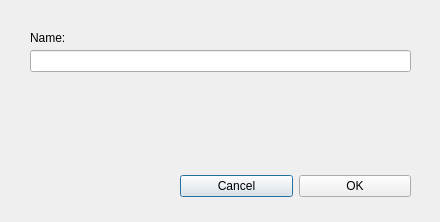
This is Dialogs/renamedlg.ui in towhee/Winnow64 as Qt 5 draws it before an edit. The edited form follows.
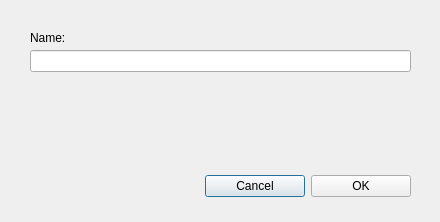
This is the edited form. Custom widgets are drawn as their Qt base class.

```diff
--- a/Dialogs/renamedlg.ui
+++ b/Dialogs/renamedlg.ui
@@ -58,15 +58,34 @@
   <widget class="QWidget" name="layoutWidget">
    <property name="geometry">
     <rect>
-     <x>180</x>
+     <x>30</x>
      <y>170</y>
-     <width>231</width>
+     <width>381</width>
      <height>32</height>
     </rect>
    </property>
    <layout class="QHBoxLayout" name="horizontalLayout">
+    <item>
+     <spacer name="horizontalSpacer">
+      <property name="orientation">
+       <enum>Qt::Horizontal</enum>
+      </property>
+      <property name="sizeHint" stdset="0">
+       <size>
+        <width>40</width>
+        <height>20</height>
+       </size>
+      </property>
+     </spacer>
+    </item>
     <item>
      <widget class="QPushButton" name="cancelBtn">
+      <property name="minimumSize">
+       <size>
+        <width>100</width>
+        <height>0</height>
+       </size>
+      </property>
       <property name="text">
        <string>Cancel</string>
       </property>
@@ -74,6 +93,12 @@
     </item>
     <item>
      <widget class="QPushButton" name="okBtn">
+      <property name="minimumSize">
+       <size>
+        <width>100</width>
+        <height>0</height>
+       </size>
+      </property>
       <property name="text">
        <string>OK</string>
       </property>
```
